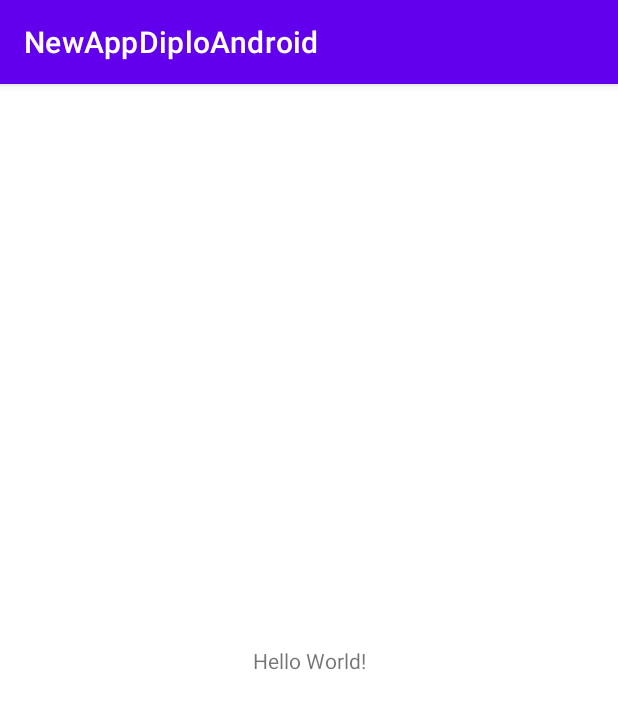
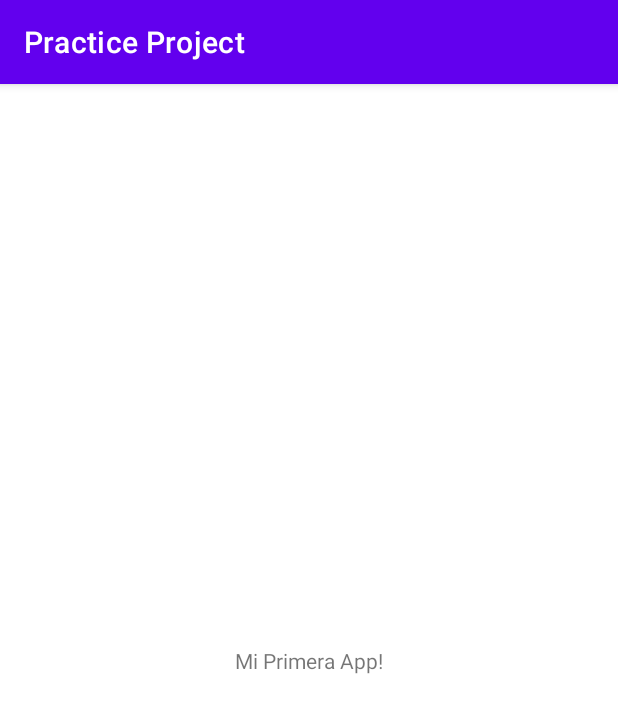
Before and after one commit to SergioGarzon/AppAndroidStudioUTNFRC-DIPLO, an Android app: the screen it shows after launch (MainActivity), on a phone screen of 412 x 824 dp. Shown: the top 713 px of the screen. Run offline under Robolectric (Android 15) with nearby library versions, the phone set to English and light mode, and no system bars.

Commit message:
Second Commit

```diff
--- a/app/src/main/res/layout/activity_main.xml
+++ b/app/src/main/res/layout/activity_main.xml
@@ -9,7 +9,7 @@
     <TextView
         android:layout_width="wrap_content"
         android:layout_height="wrap_content"
-        android:text="Hello World!"
+        android:text="Mi Primera App!"
         app:layout_constraintBottom_toBottomOf="parent"
         app:layout_constraintLeft_toLeftOf="parent"
         app:layout_constraintRight_toRightOf="parent"
--- a/app/src/main/res/values/strings.xml
+++ b/app/src/main/res/values/strings.xml
@@ -1,3 +1,3 @@
 <resources>
-    <string name="app_name">NewAppDiploAndroid</string>
+    <string name="app_name">Practice Project</string>
 </resources>
```
